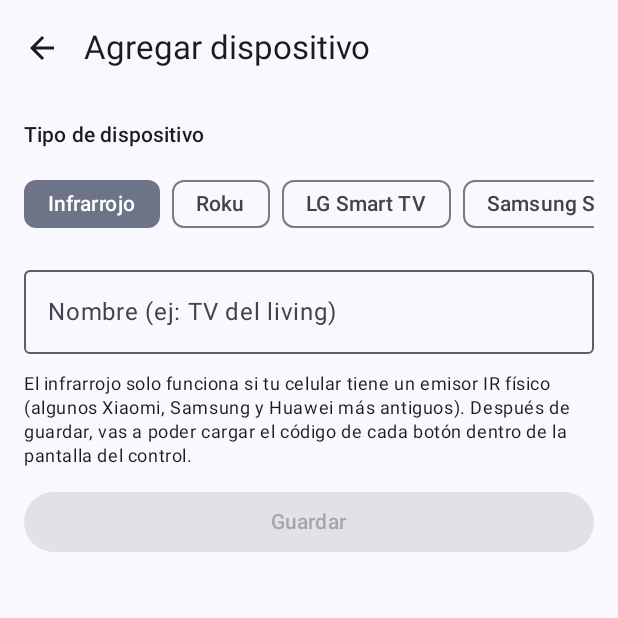
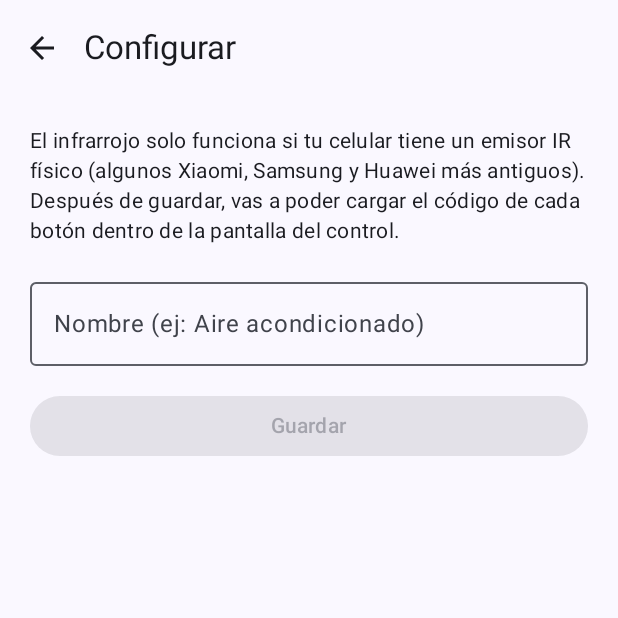
Before and after one commit to RonMarty2/control-android, an Android app built with Jetpack Compose: the AddDeviceScreen screen opened through its navigation route, after a tap on "Infrarrojo", on a phone screen of 412 x 824 dp, the top half of it. Run offline under Robolectric (Android 15) with nearby library versions, the phone set to English and light mode, and no system bars.

Commit message:
Redesign add-device flow: connection type first, auto-discovery second
Replaces the flat form with a two-step wizard: pick Infrarrojo/Wi-Fi
first, then for Wi-Fi the network scan runs automatically and results
are shown as tappable cards (just name and save). Manual brand/IP/MAC
entry is now a collapsed fallback instead of the default path.

```diff
--- a/app/src/main/java/com/rnd/remoto/ui/screens/AddDeviceScreen.kt
+++ b/app/src/main/java/com/rnd/remoto/ui/screens/AddDeviceScreen.kt
@@ -2,33 +2,47 @@ package com.rnd.remoto.ui.screens
 
 import androidx.compose.foundation.layout.Arrangement
 import androidx.compose.foundation.layout.Column
+import androidx.compose.foundation.layout.Row
+import androidx.compose.foundation.layout.Spacer
 import androidx.compose.foundation.layout.fillMaxWidth
+import androidx.compose.foundation.layout.height
 import androidx.compose.foundation.layout.padding
+import androidx.compose.foundation.layout.size
 import androidx.compose.foundation.rememberScrollState
-import androidx.compose.foundation.horizontalScroll
 import androidx.compose.foundation.verticalScroll
 import androidx.compose.material.icons.Icons
 import androidx.compose.material.icons.automirrored.filled.ArrowBack
+import androidx.compose.material.icons.filled.Refresh
+import androidx.compose.material.icons.filled.SettingsRemote
+import androidx.compose.material.icons.filled.Tv
+import androidx.compose.material.icons.filled.Wifi
+import androidx.compose.material3.AlertDialog
 import androidx.compose.material3.Button
-import androidx.compose.material3.Card
+import androidx.compose.material3.CircularProgressIndicator
+import androidx.compose.material3.ElevatedCard
 import androidx.compose.material3.ExperimentalMaterial3Api
 import androidx.compose.material3.FilterChip
 import androidx.compose.material3.Icon
 import androidx.compose.material3.IconButton
 import androidx.compose.material3.ListItem
 import androidx.compose.material3.MaterialTheme
+import androidx.compose.material3.OutlinedButton
 import androidx.compose.material3.OutlinedTextField
 import androidx.compose.material3.Scaffold
 import androidx.compose.material3.Text
+import androidx.compose.material3.TextButton
 import androidx.compose.material3.TopAppBar
 import androidx.compose.runtime.Composable
+import androidx.compose.runtime.LaunchedEffect
 import androidx.compose.runtime.getValue
 import androidx.compose.runtime.mutableStateOf
 import androidx.compose.runtime.remember
 import androidx.compose.runtime.rememberCoroutineScope
 import androidx.compose.runtime.saveable.rememberSaveable
 import androidx.compose.runtime.setValue
+import androidx.compose.ui.Alignment
 import androidx.compose.ui.Modifier
+import androidx.compose.ui.graphics.vector.ImageVector
 import androidx.compose.ui.platform.LocalContext
 import androidx.compose.ui.unit.dp
 import com.rnd.remoto.data.DeviceRepository
@@ -38,61 +52,261 @@ import com.rnd.remoto.network.NetworkScanner
 import com.rnd.remoto.network.ScanResult
 import kotlinx.coroutines.launch
 
+private enum class AddStep { CHOOSE, IR, WIFI }
+
 @OptIn(ExperimentalMaterial3Api::class)
 @Composable
 fun AddDeviceScreen(
     repository: DeviceRepository,
     onDone: () -> Unit
 ) {
-    val context = LocalContext.current
-    val scope = rememberCoroutineScope()
-    val scanner = remember { NetworkScanner(context) }
-
-    var selectedType by rememberSaveable { mutableStateOf(DeviceType.ROKU) }
-    var name by rememberSaveable { mutableStateOf("") }
-    var ip by rememberSaveable { mutableStateOf("") }
-    var mac by rememberSaveable { mutableStateOf("") }
-    var isScanning by remember { mutableStateOf(false) }
-    var scanResults by remember { mutableStateOf(listOf<ScanResult>()) }
-
-    val isValid = name.isNotBlank() && when (selectedType) {
-        DeviceType.IR -> true
-        DeviceType.WOL -> mac.isNotBlank()
-        else -> ip.isNotBlank()
-    }
+    var step by rememberSaveable { mutableStateOf(AddStep.CHOOSE) }
 
     Scaffold(
         topBar = {
             TopAppBar(
-                title = { Text("Agregar dispositivo") },
+                title = { Text(if (step == AddStep.CHOOSE) "Agregar dispositivo" else "Configurar") },
                 navigationIcon = {
-                    IconButton(onClick = onDone) {
+                    IconButton(onClick = { if (step == AddStep.CHOOSE) onDone() else step = AddStep.CHOOSE }) {
                         Icon(Icons.AutoMirrored.Filled.ArrowBack, contentDescription = "Volver")
                     }
                 }
             )
         }
     ) { padding ->
+        Column(modifier = Modifier.padding(padding).fillMaxWidth()) {
+            when (step) {
+                AddStep.CHOOSE -> ConnectionTypeChooser(
+                    onSelectIr = { step = AddStep.IR },
+                    onSelectWifi = { step = AddStep.WIFI }
+                )
+                AddStep.IR -> IrSetupStep(repository = repository, onDone = onDone)
+                AddStep.WIFI -> WifiDiscoverStep(repository = repository, onDone = onDone)
+            }
+        }
+    }
+}
+
+@Composable
+private fun ConnectionTypeChooser(onSelectIr: () -> Unit, onSelectWifi: () -> Unit) {
     Column(
-            modifier = Modifier
-                .padding(padding)
-                .padding(16.dp)
-                .verticalScroll(rememberScrollState()),
-            verticalArrangement = Arrangement.spacedBy(12.dp)
+        modifier = Modifier.padding(20.dp),
+        verticalArrangement = Arrangement.spacedBy(16.dp)
     ) {
-            Text("Tipo de dispositivo", style = MaterialTheme.typography.titleSmall)
+        Text(
+            "¿Cómo se controla tu dispositivo?",
+            style = MaterialTheme.typography.titleMedium
+        )
+
+        ConnectionOptionCard(
+            icon = Icons.Filled.SettingsRemote,
+            title = "Infrarrojo",
+            subtitle = "TVs viejos, aires acondicionados, equipos de audio. Necesita que tu celular tenga emisor IR.",
+            onClick = onSelectIr
+        )
+
+        ConnectionOptionCard(
+            icon = Icons.Filled.Wifi,
+            title = "Wi-Fi (red local)",
+            subtitle = "Smart TV, TV box, o cualquier equipo conectado a tu Wi-Fi. La app lo busca sola.",
+            onClick = onSelectWifi
+        )
+    }
+}
+
+@Composable
+private fun ConnectionOptionCard(icon: ImageVector, title: String, subtitle: String, onClick: () -> Unit) {
+    ElevatedCard(onClick = onClick, modifier = Modifier.fillMaxWidth()) {
+        Row(
+            modifier = Modifier.padding(16.dp),
+            verticalAlignment = Alignment.CenterVertically,
+            horizontalArrangement = Arrangement.spacedBy(16.dp)
+        ) {
+            Icon(
+                icon,
+                contentDescription = null,
+                modifier = Modifier.size(40.dp),
+                tint = MaterialTheme.colorScheme.primary
+            )
+            Column {
+                Text(title, style = MaterialTheme.typography.titleMedium)
+                Text(subtitle, style = MaterialTheme.typography.bodySmall)
+            }
+        }
+    }
+}
+
+@Composable
+private fun IrSetupStep(repository: DeviceRepository, onDone: () -> Unit) {
+    val scope = rememberCoroutineScope()
+    var name by rememberSaveable { mutableStateOf("") }
+
     Column(
-                modifier = Modifier.horizontalScroll(rememberScrollState()),
-                verticalArrangement = Arrangement.spacedBy(0.dp)
+        modifier = Modifier.padding(20.dp).verticalScroll(rememberScrollState()),
+        verticalArrangement = Arrangement.spacedBy(16.dp)
     ) {
-                androidx.compose.foundation.layout.Row(horizontalArrangement = Arrangement.spacedBy(8.dp)) {
-                    DeviceType.entries.forEach { type ->
+        Text(
+            "El infrarrojo solo funciona si tu celular tiene un emisor IR físico " +
+                "(algunos Xiaomi, Samsung y Huawei más antiguos). Después de guardar, " +
+                "vas a poder cargar el código de cada botón dentro de la pantalla del control.",
+            style = MaterialTheme.typography.bodyMedium
+        )
+        OutlinedTextField(
+            value = name,
+            onValueChange = { name = it },
+            label = { Text("Nombre (ej: Aire acondicionado)") },
+            modifier = Modifier.fillMaxWidth()
+        )
+        Button(
+            onClick = {
+                scope.launch {
+                    repository.saveDevice(RemoteDevice(name = name, type = DeviceType.IR))
+                    onDone()
+                }
+            },
+            enabled = name.isNotBlank(),
+            modifier = Modifier.fillMaxWidth()
+        ) {
+            Text("Guardar")
+        }
+    }
+}
+
+@Composable
+private fun WifiDiscoverStep(repository: DeviceRepository, onDone: () -> Unit) {
+    val context = LocalContext.current
+    val scope = rememberCoroutineScope()
+    val scanner = remember { NetworkScanner(context) }
+
+    var isScanning by remember { mutableStateOf(false) }
+    var scanResults by remember { mutableStateOf(listOf<ScanResult>()) }
+    var hasScannedOnce by remember { mutableStateOf(false) }
+    var pendingResult by remember { mutableStateOf<ScanResult?>(null) }
+    var manualMode by remember { mutableStateOf(false) }
+
+    suspend fun runScan() {
+        isScanning = true
+        scanResults = scanner.scanLocalNetwork()
+        isScanning = false
+        hasScannedOnce = true
+    }
+
+    LaunchedEffect(Unit) { runScan() }
+
+    Column(
+        modifier = Modifier.padding(20.dp).verticalScroll(rememberScrollState()),
+        verticalArrangement = Arrangement.spacedBy(16.dp)
+    ) {
+        if (isScanning) {
+            Row(verticalAlignment = Alignment.CenterVertically, horizontalArrangement = Arrangement.spacedBy(12.dp)) {
+                CircularProgressIndicator(modifier = Modifier.size(24.dp))
+                Text("Buscando dispositivos en tu red Wi-Fi...")
+            }
+        } else if (scanResults.isNotEmpty()) {
+            Text("Encontramos esto en tu red:", style = MaterialTheme.typography.titleSmall)
+            scanResults.forEach { result ->
+                ElevatedCard(
+                    modifier = Modifier.fillMaxWidth(),
+                    onClick = { pendingResult = result }
+                ) {
+                    ListItem(
+                        leadingContent = { Icon(Icons.Filled.Tv, contentDescription = null) },
+                        headlineContent = { Text(shortLabel(result.guessedType)) },
+                        supportingContent = { Text(result.ip) }
+                    )
+                }
+            }
+        } else if (hasScannedOnce) {
+            Text("No encontramos nada automáticamente en tu red.")
+        }
+
+        OutlinedButton(
+            onClick = { scope.launch { runScan() } },
+            enabled = !isScanning,
+            modifier = Modifier.fillMaxWidth()
+        ) {
+            Icon(Icons.Filled.Refresh, contentDescription = null)
+            Spacer(Modifier.height(0.dp))
+            Text(" Buscar de nuevo")
+        }
+
+        Spacer(Modifier.height(0.dp))
+
+        TextButton(onClick = { manualMode = !manualMode }) {
+            Text(if (manualMode) "Ocultar carga manual" else "¿No aparece tu dispositivo? Agregar manualmente")
+        }
+
+        if (manualMode) {
+            ManualWifiForm(repository = repository, onDone = onDone)
+        }
+    }
+
+    val result = pendingResult
+    if (result != null) {
+        NameAndSaveDialog(
+            title = "Nombrá tu ${shortLabel(result.guessedType)}",
+            onDismiss = { pendingResult = null },
+            onConfirm = { name ->
+                scope.launch {
+                    repository.saveDevice(
+                        RemoteDevice(
+                            name = name,
+                            type = result.guessedType,
+                            ip = result.ip,
+                            port = if (result.guessedType == DeviceType.ROKU) 8060 else null
+                        )
+                    )
+                    pendingResult = null
+                    onDone()
+                }
+            }
+        )
+    }
+}
+
+@Composable
+private fun NameAndSaveDialog(title: String, onDismiss: () -> Unit, onConfirm: (String) -> Unit) {
+    var name by remember { mutableStateOf("") }
+    AlertDialog(
+        onDismissRequest = onDismiss,
+        title = { Text(title) },
+        text = {
+            OutlinedTextField(
+                value = name,
+                onValueChange = { name = it },
+                label = { Text("Nombre (ej: TV del living)") },
+                modifier = Modifier.fillMaxWidth()
+            )
+        },
+        confirmButton = {
+            Button(onClick = { onConfirm(name) }, enabled = name.isNotBlank()) { Text("Guardar") }
+        },
+        dismissButton = {
+            TextButton(onClick = onDismiss) { Text("Cancelar") }
+        }
+    )
+}
+
+private val WIFI_BRANDS = listOf(DeviceType.ROKU, DeviceType.LG_WEBOS, DeviceType.SAMSUNG, DeviceType.WOL)
+
+@Composable
+private fun ManualWifiForm(repository: DeviceRepository, onDone: () -> Unit) {
+    val scope = rememberCoroutineScope()
+    var selectedType by rememberSaveable { mutableStateOf(DeviceType.ROKU) }
+    var name by rememberSaveable { mutableStateOf("") }
+    var ip by rememberSaveable { mutableStateOf("") }
+    var mac by rememberSaveable { mutableStateOf("") }
+
+    val isValid = name.isNotBlank() && if (selectedType == DeviceType.WOL) mac.isNotBlank() else ip.isNotBlank()
+
+    Column(verticalArrangement = Arrangement.spacedBy(12.dp)) {
+        Row(horizontalArrangement = Arrangement.spacedBy(8.dp)) {
+            WIFI_BRANDS.forEach { type ->
                 FilterChip(
                     selected = selectedType == type,
-                            onClick = { selectedType = type; scanResults = emptyList() },
+                    onClick = { selectedType = type },
                     label = { Text(shortLabel(type)) }
                 )
-                    }
             }
         }
 
@@ -103,68 +317,26 @@ fun AddDeviceScreen(
             modifier = Modifier.fillMaxWidth()
         )
 
-            when (selectedType) {
-                DeviceType.IR -> {
-                    Text(
-                        "El infrarrojo solo funciona si tu celular tiene un emisor IR físico " +
-                            "(algunos Xiaomi, Samsung y Huawei más antiguos). Después de guardar, " +
-                            "vas a poder cargar el código de cada botón dentro de la pantalla del control.",
-                        style = MaterialTheme.typography.bodySmall
-                    )
-                }
-
-                DeviceType.WOL -> {
+        if (selectedType == DeviceType.WOL) {
             OutlinedTextField(
                 value = mac,
                 onValueChange = { mac = it },
                 label = { Text("Dirección MAC (AA:BB:CC:DD:EE:FF)") },
                 modifier = Modifier.fillMaxWidth()
             )
-                    Text(
-                        "Wake-on-LAN solo permite ENCENDER el equipo por red y requiere que " +
-                            "esa función esté habilitada en el dispositivo de destino.",
-                        style = MaterialTheme.typography.bodySmall
-                    )
-                }
-
-                else -> {
+        } else {
             OutlinedTextField(
                 value = ip,
                 onValueChange = { ip = it },
-                        label = { Text("Dirección IP del TV") },
+                label = { Text("Dirección IP del equipo") },
                 modifier = Modifier.fillMaxWidth()
             )
-                    Button(onClick = {
-                        scope.launch {
-                            isScanning = true
-                            scanResults = scanner.scanLocalNetwork()
-                            isScanning = false
-                        }
-                    }) {
-                        Text(if (isScanning) "Buscando en tu red Wi-Fi..." else "Buscar en mi red Wi-Fi")
-                    }
-
-                    scanResults.forEach { result ->
-                        Card(
-                            modifier = Modifier.fillMaxWidth(),
-                            onClick = {
-                                ip = result.ip
-                                selectedType = result.guessedType
-                            }
-                        ) {
-                            ListItem(
-                                headlineContent = { Text(result.ip) },
-                                supportingContent = { Text("Parece ser: ${shortLabel(result.guessedType)}") }
-                            )
-                        }
-                    }
-                }
         }
 
         Button(
             onClick = {
                 scope.launch {
-                        repository.saveDevice(buildDevice(selectedType, name, ip, mac))
+                    repository.saveDevice(buildManualDevice(selectedType, name, ip, mac))
                     onDone()
                 }
             },
@@ -175,14 +347,11 @@ fun AddDeviceScreen(
         }
     }
 }
-}
 
-private fun buildDevice(type: DeviceType, name: String, ip: String, mac: String): RemoteDevice = when (type) {
-    DeviceType.IR -> RemoteDevice(name = name, type = type)
+private fun buildManualDevice(type: DeviceType, name: String, ip: String, mac: String): RemoteDevice = when (type) {
     DeviceType.WOL -> RemoteDevice(name = name, type = type, mac = mac.trim())
     DeviceType.ROKU -> RemoteDevice(name = name, type = type, ip = ip.trim(), port = 8060)
-    DeviceType.LG_WEBOS -> RemoteDevice(name = name, type = type, ip = ip.trim())
-    DeviceType.SAMSUNG -> RemoteDevice(name = name, type = type, ip = ip.trim())
+    else -> RemoteDevice(name = name, type = type, ip = ip.trim())
 }
 
 private fun shortLabel(type: DeviceType): String = when (type) {
```
Lines whose indentation alone changed are shown as unchanged.
